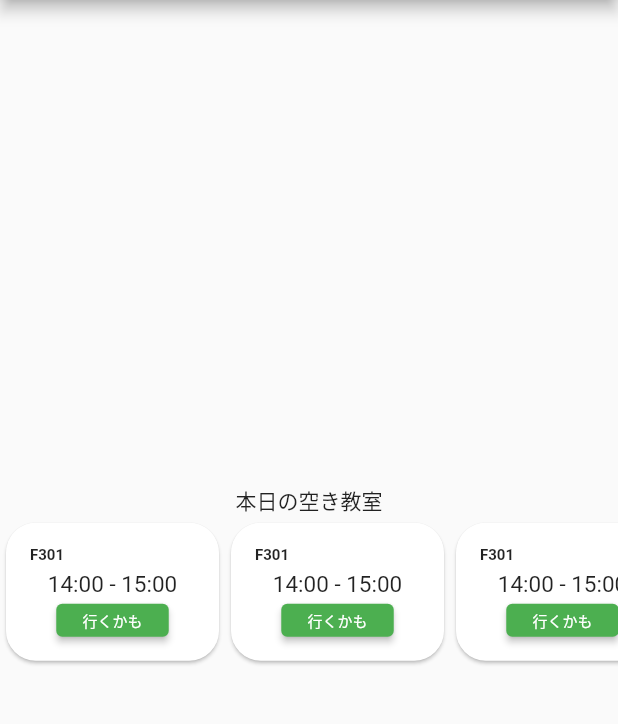
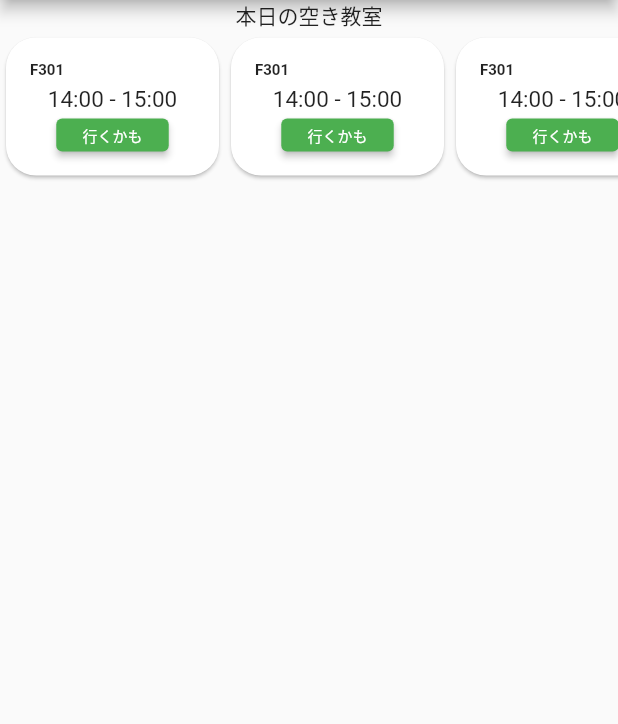
Before and after one commit to v-code-team-pioneer-inc/ccrs-mobile, a Flutter app: the screen it shows after launch, on a phone screen of 412 x 824 dp, the part 84-808 px from its top. Run offline on Flutter 3.47's test engine with Material 2 defaults, Android fonts, the phone set to English and light mode, and no system bars.

Commit message:
[MODIFY]位置修正

```diff
--- a/lib/main.dart
+++ b/lib/main.dart
@@ -36,12 +36,12 @@ class _MyHomePageState extends State<MyHomePage> {
       appBar: AppBar(
         title: Text(widget.title),
       ),
-      body: Center(
-        child: Column(
-          mainAxisAlignment: MainAxisAlignment.center,
+      body: Column(
         children: <Widget>[
+          // 左寄せ
           const Text(
             '本日の空き教室',
+            textAlign: TextAlign.left,
           ),
           SizedBox(
             height: 100,
@@ -56,7 +56,6 @@ class _MyHomePageState extends State<MyHomePage> {
             ),
           ),
         ],
-        ),
       ),
     );
   }
```
Lines whose indentation alone changed are shown as unchanged.
